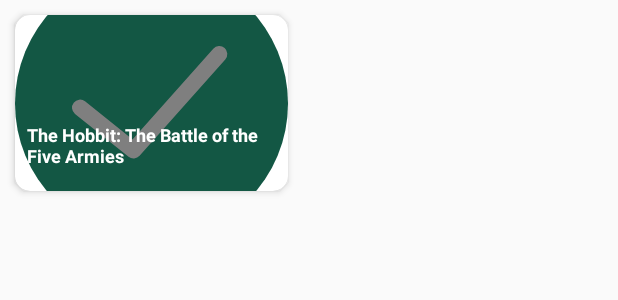
After one commit to skaradimitriou/Moviepedia, an Android app: the layout upcoming_movies_item_row.xml on its own in the app's theme, with its tools: preview values and no code run, on a phone screen of 412 x 824 dp. The commit adds this screen. Shown: the top 300 px of the screen. Run offline under Robolectric (Android 15) with nearby library versions, the phone set to English and light mode, and no system bars.

Commit message:
Upcoming Movies | Dashboard

```diff
--- /dev/null
+++ b/app/src/main/java/com/stathis/moviepedia/models/UpcomingMovies.kt
@@ -0,0 +1,5 @@
+package com.stathis.moviepedia.models
+
+data class UpcomingMovies (
+    val results:List<Movies>
+)
--- a/app/src/main/res/layout/activity_dashboard.xml
+++ b/app/src/main/res/layout/activity_dashboard.xml
@@ -38,7 +38,7 @@
         app:layout_constraintTop_toTopOf="parent" />
 
     <androidx.recyclerview.widget.RecyclerView
-        android:id="@+id/featuredRecView"
+        android:id="@+id/upcomingMoviesRecView"
         android:layout_width="wrap_content"
         android:layout_height="wrap_content"
         android:layout_marginLeft="15dp"
@@ -60,7 +60,7 @@
         android:textSize="14sp"
         android:textStyle="normal"
         app:layout_constraintLeft_toLeftOf="parent"
-        app:layout_constraintTop_toBottomOf="@+id/featuredRecView" />
+        app:layout_constraintTop_toBottomOf="@+id/upcomingMoviesRecView" />
 
     <androidx.recyclerview.widget.RecyclerView
         android:id="@+id/popularRecView"
--- /dev/null
+++ b/app/src/main/res/layout/upcoming_movies_item_row.xml
@@ -0,0 +1,43 @@
+<androidx.cardview.widget.CardView xmlns:android="http://schemas.android.com/apk/res/android"
+    xmlns:app="http://schemas.android.com/apk/res-auto"
+    xmlns:tools="http://schemas.android.com/tools"
+    android:layout_width="182dp"
+    android:layout_height="117dp"
+    android:layout_margin="10dp"
+    android:layout_marginRight="10dp"
+    app:cardCornerRadius="10dp"
+    app:cardElevation="3dp">
+
+    <androidx.constraintlayout.widget.ConstraintLayout
+        android:layout_width="match_parent"
+        android:layout_height="match_parent">
+
+        <ImageView
+            android:id="@+id/upcom_movieImg"
+            android:layout_width="match_parent"
+            android:layout_height="match_parent"
+            android:scaleType="centerCrop"
+            tools:src="@drawable/ic_success"
+            android:tint="#80000000"
+            app:layout_constraintTop_toTopOf="parent"
+            app:layout_constraintLeft_toLeftOf="parent"/>
+
+        <TextView
+            android:id="@+id/upcom_movie_title"
+            android:layout_width="match_parent"
+            android:layout_height="wrap_content"
+            android:layout_marginLeft="8dp"
+            android:layout_marginRight="10dp"
+            android:textSize="12sp"
+            android:gravity="left"
+            android:fontFamily="sans-serif"
+            android:textStyle="bold"
+            android:textColor="#ffffff"
+            android:layout_marginBottom="15dp"
+            tools:text="The Hobbit: The Battle of the Five Armies"
+            app:layout_constraintBottom_toBottomOf="parent"
+            app:layout_constraintLeft_toLeftOf="parent"/>
+
+    </androidx.constraintlayout.widget.ConstraintLayout>
+
+</androidx.cardview.widget.CardView>
```
Also changed, not shown: app/src/main/java/com/stathis/moviepedia/Dashboard.kt (+33 -6 lines), app/src/main/java/com/stathis/moviepedia/recyclerviews/UpcomingMoviesAdapter.kt (added, +28 -0 lines), app/src/main/java/com/stathis/moviepedia/recyclerviews/UpcomingMoviesViewHolder.kt (added, +22 -0 lines).
